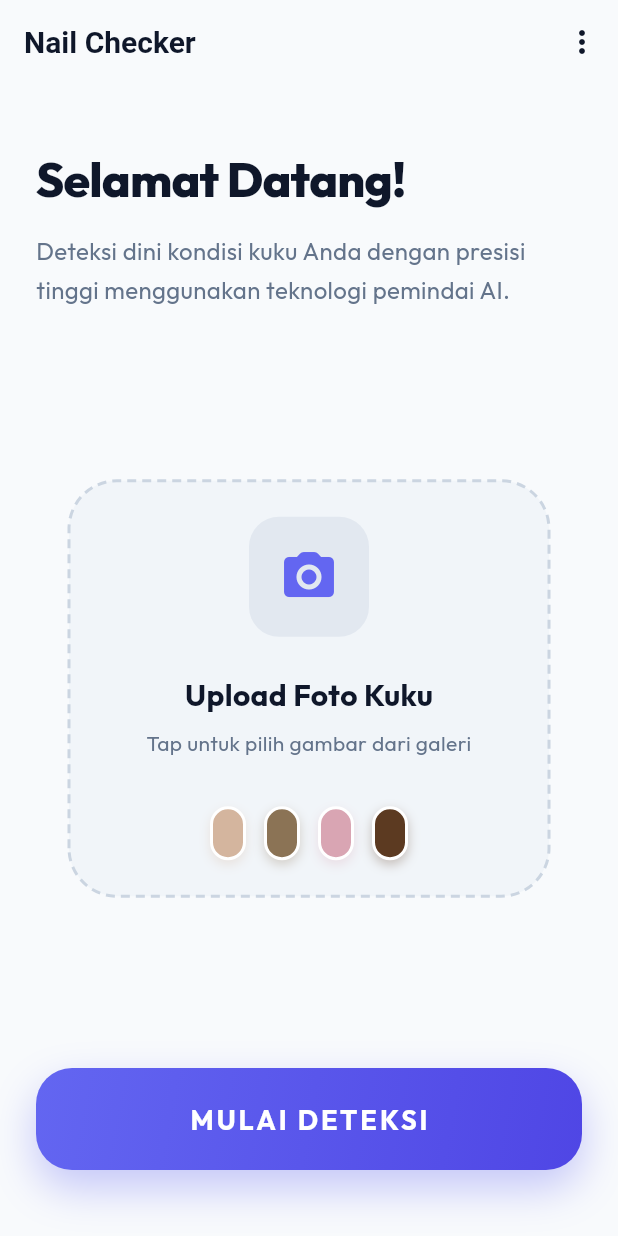
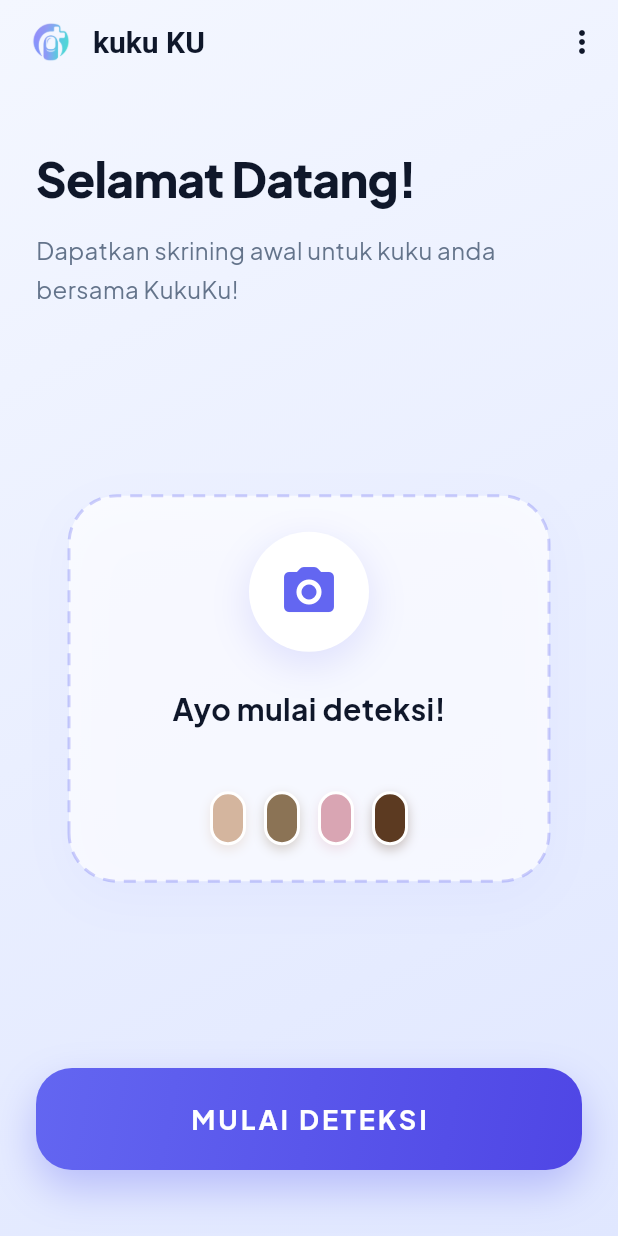
Before and after one commit to raimashaqi/skripsyi, a Flutter app: the screen it shows after launch, on a phone screen of 412 x 824 dp. Run offline on Flutter 3.47's test engine with Material 3 defaults, Android fonts, the phone set to English and light mode, and no system bars; our stand-ins replace camera, dio, google_fonts, image_picker.

Commit message:
final look

```diff
--- a/lib/features/home/presentation/screens/home_screen.dart
+++ b/lib/features/home/presentation/screens/home_screen.dart
@@ -10,9 +10,25 @@ class HomeScreen extends StatelessWidget {
   Widget build(BuildContext context) {
     return Scaffold(
       extendBodyBehindAppBar: true,
-      backgroundColor: const Color(0xFFF8FAFC),
+      backgroundColor: Colors.transparent,
       appBar: AppBar(
-        title: const Text('Nail Checker'),
+        title: Row(
+          children: [
+            Image.asset(
+              'assets/images/logo.png',
+              height: 36,
+              width: 36,
+            ),
+            const SizedBox(width: 10),
+            const Text(
+              'kuku KU',
+              style: TextStyle(
+                fontWeight: FontWeight.bold,
+                color: Color(0xFF0F172A),
+              ),
+            ),
+          ],
+        ),
         actions: [
           PopupMenuButton<String>(
             icon: const Icon(Icons.more_vert),
@@ -40,9 +56,18 @@ class HomeScreen extends StatelessWidget {
           ),
         ],
       ),
-      body: SafeArea(
+      body: Container(
+        decoration: const BoxDecoration(
+          gradient: LinearGradient(
+            begin: Alignment.topLeft,
+            end: Alignment.bottomRight,
+            colors: [Color(0xFFF4F7FF), Color(0xFFE0E7FF)],
+          ),
+        ),
+        child: SafeArea(
           child: Padding(
-          padding: const EdgeInsets.symmetric(horizontal: 24.0, vertical: 20.0),
+            padding:
+                const EdgeInsets.symmetric(horizontal: 24.0, vertical: 20.0),
             child: Column(
               crossAxisAlignment: CrossAxisAlignment.stretch,
               children: [
@@ -60,7 +85,7 @@ class HomeScreen extends StatelessWidget {
                 ),
                 const SizedBox(height: 12),
                 const Text(
-                'Deteksi dini kondisi kuku Anda dengan presisi tinggi menggunakan teknologi pemindai AI.',
+                  'Dapatkan skrining awal untuk kuku anda bersama KukuKu!',
                   style: TextStyle(
                     fontSize: 16,
                     color: Color(0xFF64748B),
@@ -76,22 +101,28 @@ class HomeScreen extends StatelessWidget {
                       width: double.infinity,
                       constraints: const BoxConstraints(maxWidth: 320),
                       decoration: BoxDecoration(
-                      color: const Color(
-                          0xFFF1F5F9), // Light background like the image
+                        color: Colors.white.withValues(alpha: 0.7),
                         borderRadius: BorderRadius.circular(32),
+                        boxShadow: [
+                          BoxShadow(
+                            color:
+                                const Color(0xFF6366F1).withValues(alpha: 0.05),
+                            blurRadius: 30,
+                            offset: const Offset(0, 10),
+                          ),
+                        ],
                       ),
                       child: CustomPaint(
                         painter: DashedBorderPainter(
-                        color: const Color(0xFFCBD5E1),
+                          color: const Color(0xFF6366F1).withValues(alpha: 0.3),
                           borderRadius: 32,
                           strokeWidth: 2,
-                        dashWidth: 6,
-                        dashSpace: 4,
+                          dashWidth: 8,
+                          dashSpace: 6,
                         ),
                         child: Padding(
                           padding: const EdgeInsets.symmetric(
                               vertical: 24, horizontal: 24),
-                        child: SingleChildScrollView(
                           child: Column(
                             mainAxisSize: MainAxisSize.min,
                             mainAxisAlignment: MainAxisAlignment.center,
@@ -101,8 +132,17 @@ class HomeScreen extends StatelessWidget {
                                   width: 80,
                                   height: 80,
                                   decoration: BoxDecoration(
-                                  color: const Color(0xFFE2E8F0),
-                                  borderRadius: BorderRadius.circular(20),
+                                    color: Colors.white,
+                                    shape: BoxShape.circle,
+                                    boxShadow: [
+                                      BoxShadow(
+                                        color: const Color(0xFF6366F1)
+                                            .withValues(alpha: 0.15),
+                                        blurRadius: 20,
+                                        spreadRadius: 2,
+                                        offset: const Offset(0, 8),
+                                      ),
+                                    ],
                                   ),
                                   child: const Center(
                                     child: Icon(
@@ -117,7 +157,7 @@ class HomeScreen extends StatelessWidget {
 
                                 // Text Section
                                 const Text(
-                                'Upload Foto Kuku',
+                                  'Ayo mulai deteksi!',
                                   style: TextStyle(
                                     fontSize: 20,
                                     fontWeight: FontWeight.bold,
@@ -125,14 +165,7 @@ class HomeScreen extends StatelessWidget {
                                   ),
                                 ),
                                 const SizedBox(height: 8),
-                              const Text(
-                                'Tap untuk pilih gambar dari galeri',
-                                textAlign: TextAlign.center,
-                                style: TextStyle(
-                                  fontSize: 14,
-                                  color: Color(0xFF64748B),
-                                ),
-                              ),
+
                                 const SizedBox(height: 32),
 
                                 // Color Pills Row
@@ -149,7 +182,6 @@ class HomeScreen extends StatelessWidget {
                                   ],
                                 ),
                               ],
-                          ),
                             ),
                         ),
                       ),
@@ -205,6 +237,7 @@ class HomeScreen extends StatelessWidget {
                 ),
                 const SizedBox(height: 24),
               ],
+            ),
           ),
         ),
       ),
--- a/lib/main.dart
+++ b/lib/main.dart
@@ -26,7 +26,7 @@ class MyApp extends StatelessWidget {
           seedColor: const Color(0xFF6366F1),
           brightness: Brightness.light,
         ),
-        textTheme: GoogleFonts.outfitTextTheme(
+        textTheme: GoogleFonts.plusJakartaSansTextTheme(
           ThemeData.light().textTheme,
         ),
         appBarTheme: const AppBarTheme(
--- a/pubspec.yaml
+++ b/pubspec.yaml
@@ -28,3 +28,5 @@ dev_dependencies:
 
 flutter:
   uses-material-design: true
+  assets:
+    - assets/images/
```
Also changed, not shown: lib/features/home/presentation/screens/detection_screen.dart (+53 -5 lines), lib/features/home/presentation/screens/guide_screen.dart (+17 -1 lines), lib/features/home/presentation/screens/result_screen.dart (+17 -1 lines), assets/images/logo.png (added). Lines whose indentation alone changed are shown as unchanged.
